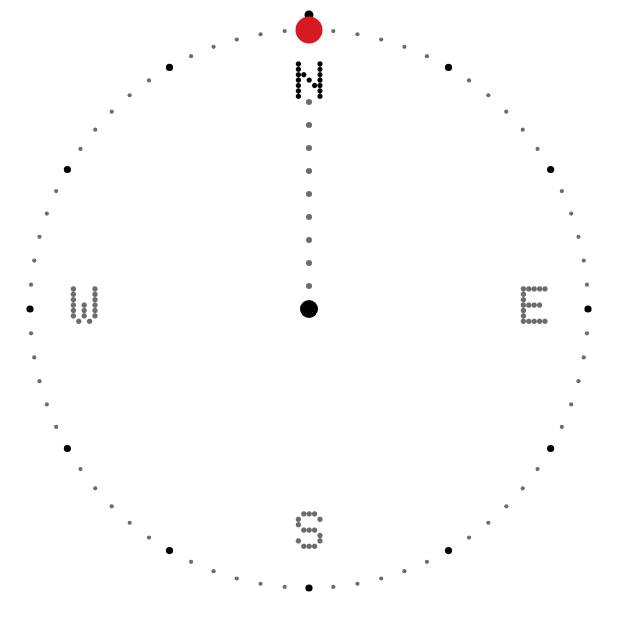
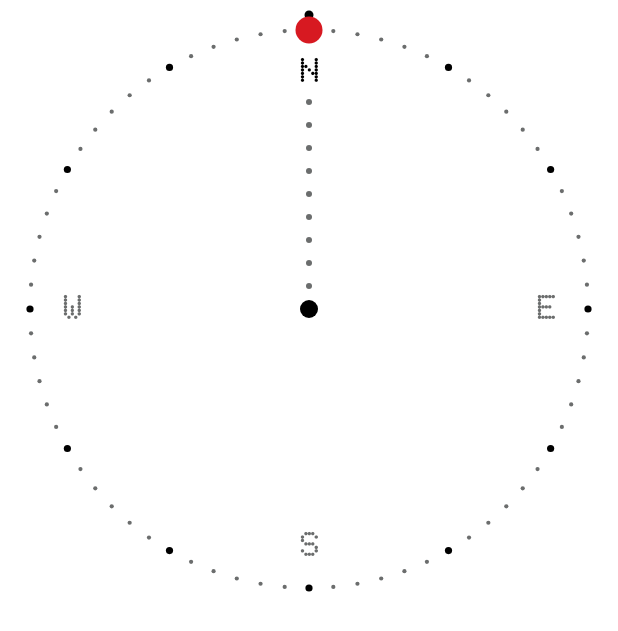
Before and after one commit to syafiq-dev/mari-solat, an Android app built with Jetpack Compose: the composable Dial called with empty values, on a phone screen of 412 x 824 dp. Shown: the top 631 px of the screen. Run offline under Robolectric (Android 15) with nearby library versions, the phone set to English and light mode, and no system bars; pictures from the network do not load.

Commit message:
Kiblat: compass letters 35% smaller

```diff
--- a/app/src/main/java/dev/syafiq/solat/ui/QiblaScreen.kt
+++ b/app/src/main/java/dev/syafiq/solat/ui/QiblaScreen.kt
@@ -147,8 +147,8 @@ private fun Dial(heading: Float, bearing: Float, aligned: Boolean) {
             }
             listOf("N" to 0f, "E" to 90f, "S" to 180f, "W" to 270f).forEach { (label, deg) ->
                 val a = Math.toRadians(deg - 90.0)
-                val rr = r - 44.dp.toPx() // inset so the letters clear the tick ring
-                val layout = measurer.measure(label, TextStyle(fontFamily = DotFont, fontWeight = FontWeight.Bold, fontSize = 36.sp, color = if (label == "N") c.fg else c.dim))
+                val rr = r - 36.dp.toPx() // inset so the letters clear the tick ring
+                val layout = measurer.measure(label, TextStyle(fontFamily = DotFont, fontWeight = FontWeight.Bold, fontSize = 23.sp, color = if (label == "N") c.fg else c.dim))
                 val p = Offset(center.x + rr * cos(a).toFloat(), center.y + rr * sin(a).toFloat())
                 rotate(-rot, p) { // keep letters upright
                     drawText(layout, topLeft = Offset(p.x - layout.size.width / 2f, p.y - layout.size.height / 2f))
```
